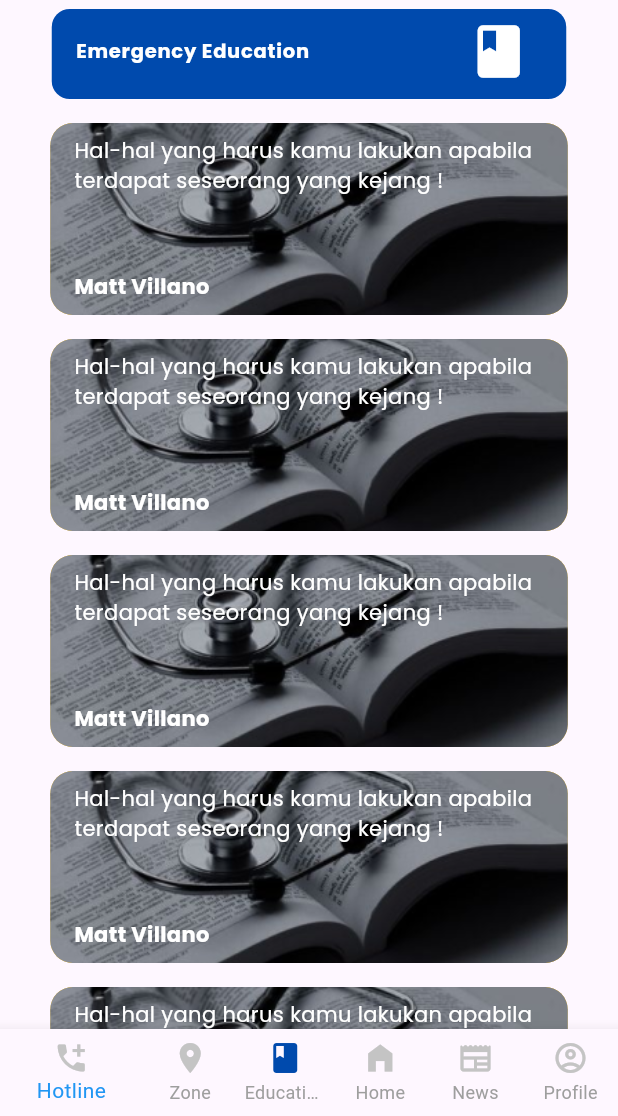
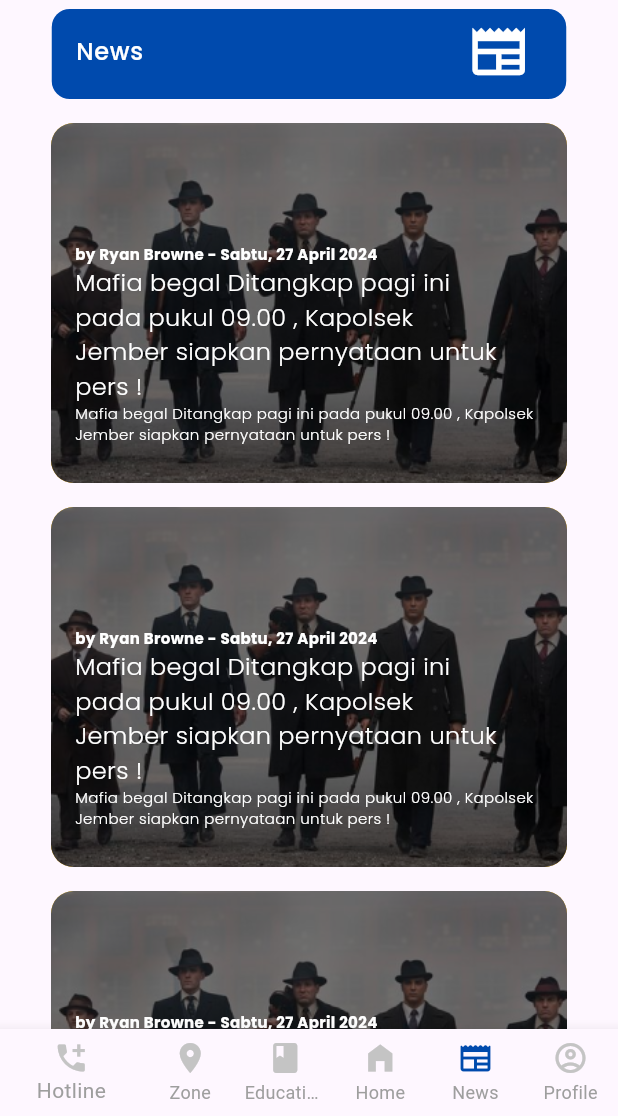
Before and after one commit to KevinElvio/Jember-Save-Guard, a Flutter app: the screen it shows after launch, on a phone screen of 412 x 824 dp, the part 120-1236 px from its top. Run offline on Flutter 3.47's test engine with Material 3 defaults, Android fonts, the light colour scheme and no system bars; our stand-ins replace google_fonts.

Commit message:
Feat: View Pgae News

```diff
--- a/lib/main.dart
+++ b/lib/main.dart
@@ -1,6 +1,7 @@
 import 'package:flutter/material.dart';
 // import 'package:jember_save_guard/pages/detail.dart';
-import 'package:jember_save_guard/pages/education.dart';
+// import 'package:jember_save_guard/pages/education.dart';
+import 'package:jember_save_guard/pages/news.dart';
 
 void main() {
   runApp(const MyApp());
@@ -13,7 +14,7 @@ class MyApp extends StatelessWidget {
   Widget build(BuildContext context) {
     return const MaterialApp(
       debugShowCheckedModeBanner: false,
-      home: Education(),
+      home: News(),
     );
   }
 }
--- a/lib/pages/education.dart
+++ b/lib/pages/news.dart
@@ -1,9 +1,9 @@
 import 'package:flutter/material.dart';
 import 'package:google_fonts/google_fonts.dart';
-import 'package:jember_save_guard/widget/berita.dart';
+import 'package:jember_save_guard/widget/news.dart';
 
-class Education extends StatelessWidget {
-  const Education({super.key});
+class News extends StatelessWidget {
+  const News({super.key});
 
   @override
   Widget build(BuildContext context) {
@@ -63,14 +63,14 @@ class Education extends StatelessWidget {
                   ),
                   child: ListTile(
                     title: Text(
-                      "Emergency Education",
+                      "News",
                       style: GoogleFonts.poppins(
-                          fontSize: 13,
-                          fontWeight: FontWeight.w700,
+                          fontSize: 16,
+                          fontWeight: FontWeight.w500,
                           color: Colors.white),
                     ),
                     trailing: const Icon(
-                      Icons.book,
+                      Icons.newspaper_outlined,
                       color: Colors.white,
                       size: 42,
                     ),
@@ -79,57 +79,73 @@ class Education extends StatelessWidget {
                 const SizedBox(
                   height: 16,
                 ),
-                berita(
-                  gambar: "lib/asets/gambar1.png",
+                news(
+                    gambar: "lib/asets/gambar3.png",
                     title:
-                      "Hal-hal yang harus kamu lakukan apabila terdapat seseorang yang kejang !",
-                  nama: "Matt Villano",
-                ),
+                        "Mafia begal Ditangkap pagi ini pada pukul 09.00 , Kapolsek Jember siapkan pernyataan untuk pers !",
+                    nama: "by Ryan Browne - Sabtu, 27 April 2024",
+                    deskripsi:
+                        "Mafia begal Ditangkap pagi ini pada pukul 09.00 , Kapolsek Jember siapkan pernyataan untuk pers !"),
                 const SizedBox(
                   height: 16,
                 ),
-                berita(
-                  gambar: "lib/asets/gambar1.png",
+                news(
+                    gambar: "lib/asets/gambar3.png",
                     title:
-                      "Hal-hal yang harus kamu lakukan apabila terdapat seseorang yang kejang !",
-                  nama: "Matt Villano",
-                ),
+                        "Mafia begal Ditangkap pagi ini pada pukul 09.00 , Kapolsek Jember siapkan pernyataan untuk pers !",
+                    nama: "by Ryan Browne - Sabtu, 27 April 2024",
+                    deskripsi:
+                        "Mafia begal Ditangkap pagi ini pada pukul 09.00 , Kapolsek Jember siapkan pernyataan untuk pers !"),
                 const SizedBox(
                   height: 16,
                 ),
-                berita(
-                  gambar: "lib/asets/gambar1.png",
+                news(
+                    gambar: "lib/asets/gambar3.png",
                     title:
-                      "Hal-hal yang harus kamu lakukan apabila terdapat seseorang yang kejang !",
-                  nama: "Matt Villano",
-                ),
+                        "Mafia begal Ditangkap pagi ini pada pukul 09.00 , Kapolsek Jember siapkan pernyataan untuk pers !",
+                    nama: "by Ryan Browne - Sabtu, 27 April 2024",
+                    deskripsi:
+                        "Mafia begal Ditangkap pagi ini pada pukul 09.00 , Kapolsek Jember siapkan pernyataan untuk pers !"),
                 const SizedBox(
                   height: 16,
                 ),
-                berita(
-                  gambar: "lib/asets/gambar1.png",
+                news(
+                    gambar: "lib/asets/gambar3.png",
                     title:
-                      "Hal-hal yang harus kamu lakukan apabila terdapat seseorang yang kejang !",
-                  nama: "Matt Villano",
-                ),
+                        "Mafia begal Ditangkap pagi ini pada pukul 09.00 , Kapolsek Jember siapkan pernyataan untuk pers !",
+                    nama: "by Ryan Browne - Sabtu, 27 April 2024",
+                    deskripsi:
+                        "Mafia begal Ditangkap pagi ini pada pukul 09.00 , Kapolsek Jember siapkan pernyataan untuk pers !"),
                 const SizedBox(
                   height: 16,
                 ),
-                berita(
-                  gambar: "lib/asets/gambar1.png",
+                news(
+                    gambar: "lib/asets/gambar3.png",
                     title:
-                      "Hal-hal yang harus kamu lakukan apabila terdapat seseorang yang kejang !",
-                  nama: "Matt Villano",
-                ),
+                        "Mafia begal Ditangkap pagi ini pada pukul 09.00 , Kapolsek Jember siapkan pernyataan untuk pers !",
+                    nama: "by Ryan Browne - Sabtu, 27 April 2024",
+                    deskripsi:
+                        "Mafia begal Ditangkap pagi ini pada pukul 09.00 , Kapolsek Jember siapkan pernyataan untuk pers !"),
                 const SizedBox(
                   height: 16,
                 ),
-                berita(
-                  gambar: "lib/asets/gambar1.png",
+                news(
+                    gambar: "lib/asets/gambar3.png",
                     title:
-                      "Hal-hal yang harus kamu lakukan apabila terdapat seseorang yang kejang !",
-                  nama: "Matt Villano",
+                        "Mafia begal Ditangkap pagi ini pada pukul 09.00 , Kapolsek Jember siapkan pernyataan untuk pers !",
+                    nama: "by Ryan Browne - Sabtu, 27 April 2024",
+                    deskripsi:
+                        "Mafia begal Ditangkap pagi ini pada pukul 09.00 , Kapolsek Jember siapkan pernyataan untuk pers !"),
+                const SizedBox(
+                  height: 16,
                 ),
+                news(
+                    gambar: "lib/asets/gambar3.png",
+                    title:
+                        "Mafia begal Ditangkap pagi ini pada pukul 09.00 , Kapolsek Jember siapkan pernyataan untuk pers !",
+                    nama: "by Ryan Browne - Sabtu, 27 April 2024",
+                    deskripsi:
+                        "Mafia begal Ditangkap pagi ini pada pukul 09.00 , Kapolsek Jember siapkan pernyataan untuk pers !"),
               ],
             ),
           ],
@@ -145,7 +161,7 @@ class Education extends StatelessWidget {
                     color: Color.fromRGBO(196, 196, 196, 2)),
                 label: "Zone"),
             BottomNavigationBarItem(
-                icon: Icon(Icons.book, color: Color.fromRGBO(0, 74, 173, 1)),
+                icon: Icon(Icons.book, color: Color.fromRGBO(196, 196, 196, 2)),
                 label: "Education"),
             BottomNavigationBarItem(
                 icon: Icon(Icons.home_filled,
@@ -153,7 +169,7 @@ class Education extends StatelessWidget {
                 label: "Home"),
             BottomNavigationBarItem(
                 icon: Icon(Icons.newspaper_rounded,
-                    color: Color.fromRGBO(196, 196, 196, 2)),
+                    color: Color.fromRGBO(0, 74, 173, 1)),
                 label: "News"),
             BottomNavigationBarItem(
                 icon: Icon(
@@ -163,7 +179,7 @@ class Education extends StatelessWidget {
                 label: "Profile"),
           ],
           unselectedItemColor: Colors.grey,
-          selectedItemColor: Colors.blue,
+          selectedItemColor: Colors.grey,
         ),
       ),
     );
--- a/lib/widget/berita.dart
+++ b/lib/widget/berita.dart
@@ -1,6 +1,7 @@
 import 'package:flutter/material.dart';
 import 'package:google_fonts/google_fonts.dart';
 
+// ignore: must_be_immutable
 class berita extends StatelessWidget {
   String gambar;
   String title;
--- /dev/null
+++ b/lib/widget/news.dart
@@ -0,0 +1,89 @@
+import 'package:flutter/material.dart';
+import 'package:google_fonts/google_fonts.dart';
+
+class news extends StatelessWidget {
+  String gambar;
+  String title;
+  String nama;
+  String deskripsi;
+  news(
+      {super.key,
+      required this.gambar,
+      required this.title,
+      required this.nama,
+      required this.deskripsi});
+
+  @override
+  Widget build(BuildContext context) {
+    return Stack(
+      children: [
+        ClipRRect(
+          borderRadius: BorderRadius.circular(15),
+          child: Container(
+            height: 240,
+            width: 344,
+            color: Colors.amber,
+            child: ColorFiltered(
+              colorFilter: ColorFilter.mode(
+                  Colors.black.withOpacity(0.5), BlendMode.darken),
+              child: Image.asset(
+                gambar,
+                height: 240,
+                width: 344,
+                fit: BoxFit.cover,
+              ),
+            ),
+          ),
+        ),
+        Positioned(
+          top: 80,
+          left: 16,
+          right: 36,
+          child: Container(
+            height: 128,
+            width: 345,
+            child: Text(
+              nama,
+              style: GoogleFonts.poppins(
+                  fontSize: 10,
+                  fontWeight: FontWeight.w700,
+                  color: Colors.white),
+            ),
+          ),
+        ),
+        Positioned(
+          top: 95,
+          left: 16,
+          right: 39,
+          child: Container(
+            height: 128,
+            width: 345,
+            child: Text(
+              title,
+              style: GoogleFonts.poppins(
+                  fontSize: 16,
+                  fontWeight: FontWeight.w300,
+                  color: Colors.white),
+            ),
+          ),
+        ),
+        Positioned(
+          top: 186,
+          left: 16,
+          right: 8,
+          child: Container(
+            height: 128,
+            width: 345,
+            child: Text(
+              deskripsi,
+              style: GoogleFonts.poppins(
+                  fontSize: 10,
+                  fontWeight: FontWeight.w300,
+                  color: Colors.white),
+            ),
+          ),
+        ),
+      ],
+    );
+  }
+}
--- a/pubspec.yaml
+++ b/pubspec.yaml
@@ -63,6 +63,7 @@ flutter:
   assets:
     - lib/asets/logo.png
     - lib/asets/gambar1.png
+    - lib/asets/gambar3.png
 
   # An image asset can refer to one or more resolution-specific "variants", see
   # https://flutter.dev/assets-and-images/#resolution-aware
```
Also changed, not shown: lib/asets/gambar2.png (deleted), lib/asets/gambar3.png (added). Lines whose indentation alone changed are shown as unchanged.
